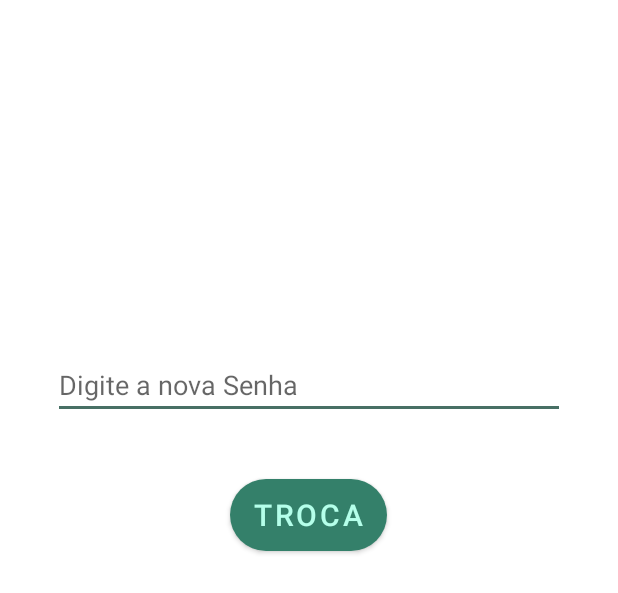
After one commit to Hmath23/App_AndroidStudio, an Android app: the layout activity_troca_senha.xml on its own in the app's theme, with its tools: preview values and no code run, on a phone screen of 412 x 824 dp. The commit adds this screen. Shown: the top 593 px of the screen. Run offline under Robolectric (Android 15) with nearby library versions, the phone set to English and light mode, and no system bars.

Commit message:
Criação da api para troca de senha no primeiro acesso.

```diff
--- /dev/null
+++ b/app/src/main/res/layout/activity_troca_senha.xml
@@ -0,0 +1,65 @@
+<?xml version="1.0" encoding="utf-8"?>
+<androidx.constraintlayout.widget.ConstraintLayout xmlns:android="http://schemas.android.com/apk/res/android"
+    xmlns:app="http://schemas.android.com/apk/res-auto"
+    xmlns:tools="http://schemas.android.com/tools"
+    android:layout_width="match_parent"
+    android:layout_height="match_parent"
+    android:layout_marginLeft="@dimen/activity_horizontal_margin"
+    android:layout_marginRight="@dimen/activity_horizontal_margin"
+    android:layout_marginTop="@dimen/activity_vertical_margin"
+    android:layout_marginBottom="@dimen/activity_vertical_margin"
+    tools:context="TrocaSenha">
+
+<RelativeLayout
+    android:layout_width="match_parent"
+    android:layout_height="match_parent">
+    <TextView
+        android:id="@+id/textViewNomeCompleto"
+        android:layout_width="wrap_content"
+        android:layout_height="wrap_content"
+        android:layout_centerHorizontal="true"
+        android:layout_marginTop="40dp" />
+
+    <TextView
+        android:id="@+id/textViewNomeUsuario"
+        android:layout_width="wrap_content"
+        android:layout_height="wrap_content"
+        android:layout_centerHorizontal="true"
+        android:layout_below="@id/textViewNomeCompleto"
+        android:layout_marginTop="40dp"
+        android:visibility="invisible"/>
+
+    <TextView
+        android:id="@+id/textViewEmailUsuario"
+        android:layout_width="wrap_content"
+        android:layout_height="wrap_content"
+        android:layout_centerHorizontal="true"
+        android:layout_below="@id/textViewNomeUsuario"
+        android:layout_marginTop="40dp"
+        android:visibility="invisible"
+        android:background="@color/pale_blue"/>
+
+    <EditText
+        android:id="@+id/editTextNovaSenha"
+        android:layout_width="match_parent"
+        android:layout_height="wrap_content"
+        android:hint="Digite a nova Senha"
+        android:inputType="textPassword"
+        android:layout_centerHorizontal="true"
+        android:layout_below="@id/textViewEmailUsuario"
+        android:layout_marginLeft="40dp"
+        android:layout_marginTop="40dp"/>
+
+    <Button
+        android:id="@+id/btnTroca"
+        android:layout_width="wrap_content"
+        android:layout_height="wrap_content"
+        android:layout_below="@id/editTextNovaSenha"
+        android:layout_centerHorizontal="true"
+        android:background="@drawable/botao_arredondado"
+        android:text="Troca"
+        android:textColor="@color/pale_blue"
+        android:textSize="20sp"
+        android:layout_marginTop="40dp"/>
+</RelativeLayout>
+</androidx.constraintlayout.widget.ConstraintLayout>
```
Also changed, not shown: app/src/main/AndroidManifest.xml (+12 -8 lines), app/src/main/java/com/appturma/LoginActivity.java (+13 -71 lines), app/src/main/java/com/appturma/TrocaSenha.java (added, +113 -0 lines).
